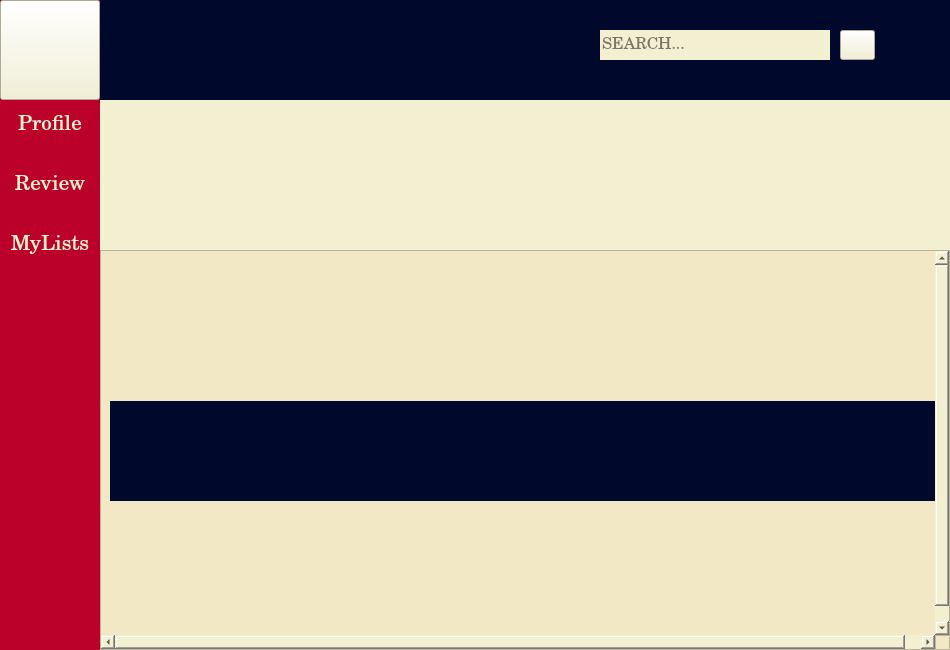
First picture: the form in ui_new/HomePageUi.ui, repository gkasita/LibMov_SEP, before the edit.
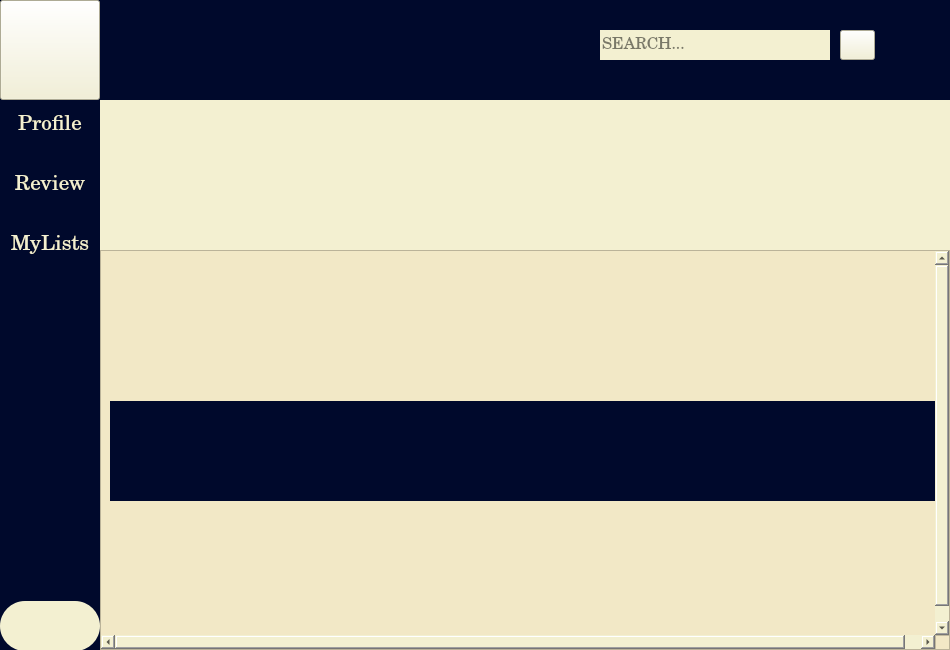
Second picture: the form after the edit. Icons and pictures are not drawn.

```diff
--- a/ui_new/HomePageUi.ui
+++ b/ui_new/HomePageUi.ui
@@ -60,8 +60,7 @@
     </font>
    </property>
    <property name="styleSheet">
-    <string notr="true">background-color: rgb(187, 0, 41)
-</string>
+    <string notr="true">background-color: rgb(0, 9, 44);</string>
    </property>
    <property name="frameShape">
     <enum>QFrame::StyledPanel</enum>
@@ -123,7 +122,7 @@
      <rect>
       <x>0</x>
       <y>100</y>
-      <width>102</width>
+      <width>107</width>
       <height>551</height>
      </rect>
     </property>
@@ -131,8 +130,11 @@
      <property name="spacing">
       <number>10</number>
      </property>
+     <property name="rightMargin">
+      <number>0</number>
+     </property>
      <property name="bottomMargin">
-      <number>5</number>
+      <number>0</number>
      </property>
      <item>
       <widget class="QPushButton" name="profileBT">
@@ -258,11 +260,13 @@
         <font>
          <family>Verdana</family>
          <pointsize>15</pointsize>
-         <bold>true</bold>
+         <bold>false</bold>
         </font>
        </property>
        <property name="styleSheet">
-        <string notr="true"/>
+        <string notr="true">background-color: rgb(243, 240, 209);
+border-radius: 25px;
+border-color: rgb(0, 9, 44);</string>
        </property>
        <property name="text">
         <string/>
@@ -278,7 +282,7 @@
         </size>
        </property>
        <property name="flat">
-        <bool>true</bool>
+        <bool>false</bool>
        </property>
       </widget>
      </item>
```
Left out of the diff: 2 changed lines with no effect on the pictures.
